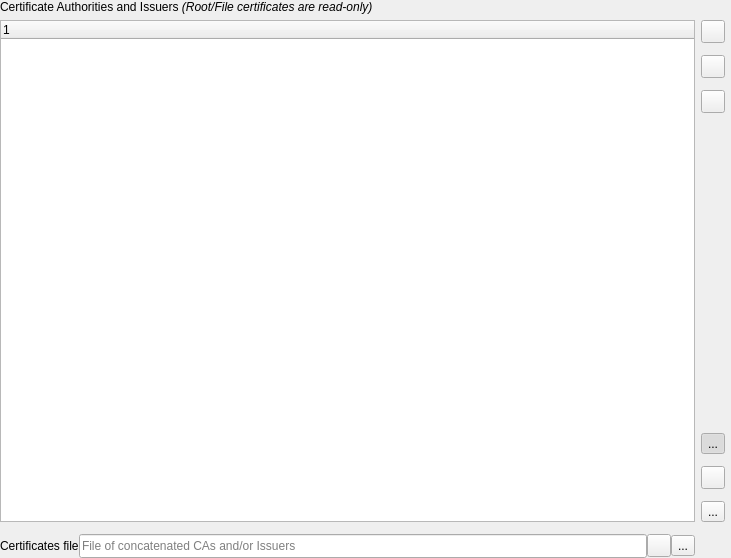
Above: src/ui/auth/qgsauthauthoritieseditor.ui from carsmie/QGIS before the change. Below: the same form after it.
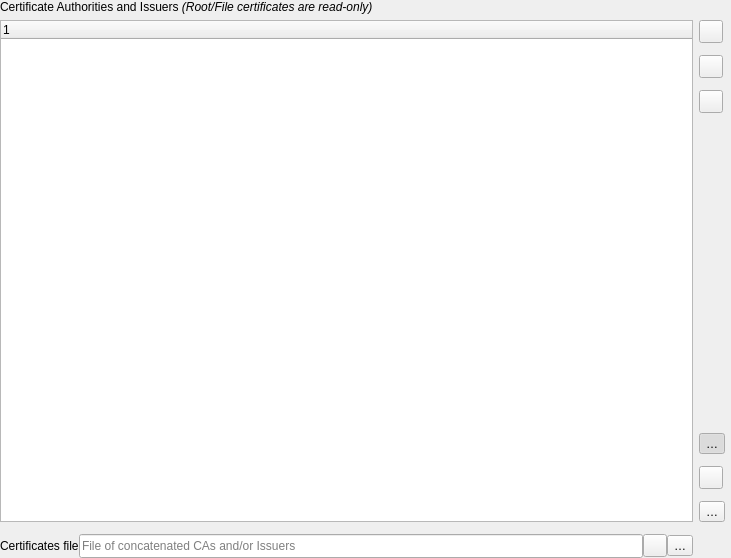
That is the form after the change. Icons and pictures are not drawn. Custom widgets are drawn as their Qt base class.

Patch:
```diff
--- a/src/ui/auth/qgsauthauthoritieseditor.ui
+++ b/src/ui/auth/qgsauthauthoritieseditor.ui
@@ -87,7 +87,7 @@
        <item>
         <widget class="QToolButton" name="btnCaFile">
          <property name="text">
-          <string>...</string>
+          <string>…</string>
          </property>
         </widget>
        </item>
@@ -165,7 +165,7 @@
           <string>Group by organization</string>
          </property>
          <property name="text">
-          <string>...</string>
+          <string>…</string>
          </property>
          <property name="icon">
           <iconset resource="../../../images/images.qrc">
@@ -196,7 +196,7 @@
        <item>
         <widget class="QToolButton" name="btnUtilities">
          <property name="text">
-          <string>...</string>
+          <string>…</string>
          </property>
          <property name="icon">
           <iconset resource="../../../images/images.qrc">
```
